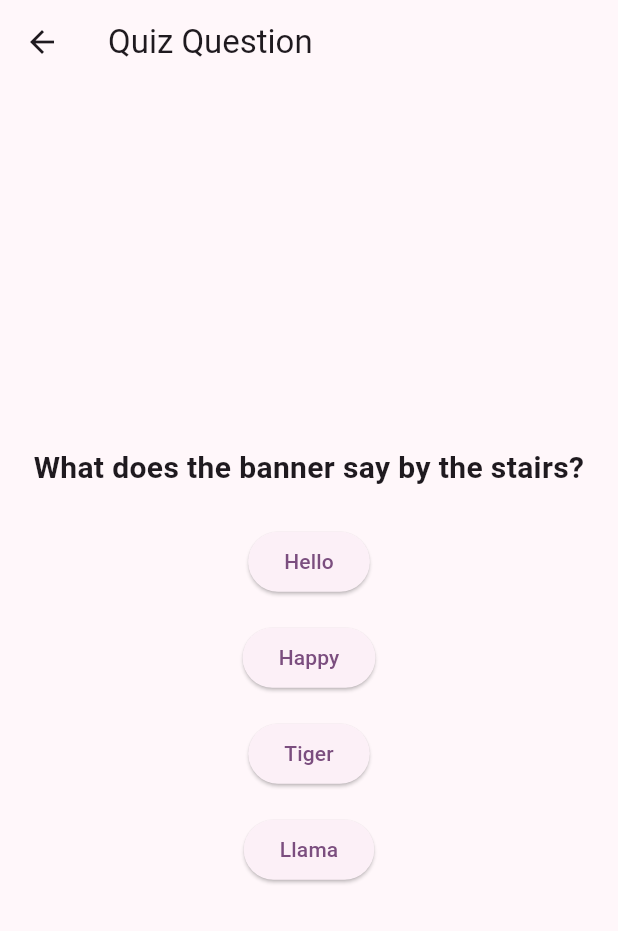
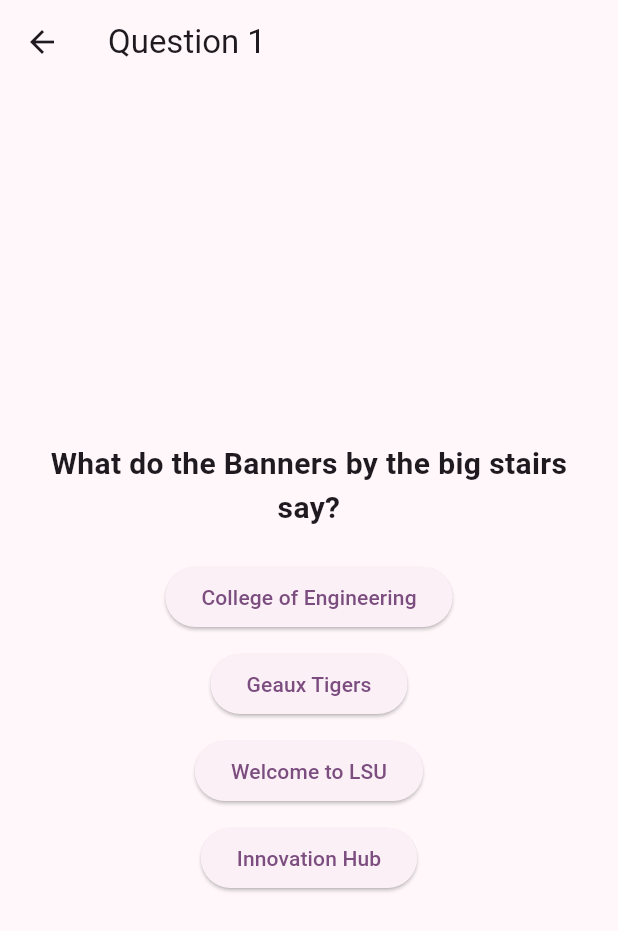
Before and after one commit to DillonSummers/flutter_application_28, a Flutter app: the QuizScreen screen opened directly, on a phone screen of 412 x 824 dp. Shown: the top 931 px of the screen. Run offline on Flutter 3.47's test engine with Material 3 defaults, Android fonts, the phone set to English and light mode, and no system bars.

Commit message:
DS commit

```diff
--- a/lib/main.dart
+++ b/lib/main.dart
@@ -137,31 +137,38 @@
 
   @override
   Widget build(BuildContext context) {
+    final questionData = quizQuestions[questionIndex];
+
     return Scaffold(
-      appBar: AppBar(
-        title: const Text('Quiz Question'),
-      ),
+      appBar: AppBar(title: Text('Question ${questionIndex + 1}')),
       body: Center(
         child: Column(
           mainAxisAlignment: MainAxisAlignment.center,
           children: [
-            const Padding(
-              padding: EdgeInsets.all(16.0),
+            Padding(
+              padding: const EdgeInsets.all(16.0),
               child: Text(
-                "What does the banner say by the stairs?",
-                style: TextStyle(fontSize: 20, fontWeight: FontWeight.bold),
+                questionData["question"],
+                style: const TextStyle(fontSize: 20, fontWeight: FontWeight.bold),
                 textAlign: TextAlign.center,
               ),
             ),
-            _buildAnswerButton(context, "Hello", false),
-            _buildAnswerButton(context, "Happy", false),
-            _buildAnswerButton(context, "Tiger", true),
-            _buildAnswerButton(context, "Llama", false),
+            for (String option in questionData["options"])
+              Padding(
+                padding: const EdgeInsets.symmetric(vertical: 5.0),
+                child: ElevatedButton(
+                  onPressed: () {
+                    _navigateToResult(context, option == questionData["correct"]);
+                  },
+                  child: Text(option),
+                ),
+              ),
           ],
         ),
       ),
     );
   }
+}
 
   Widget _buildAnswerButton(BuildContext context, String answer, bool isCorrect) {
     return Padding(
```
